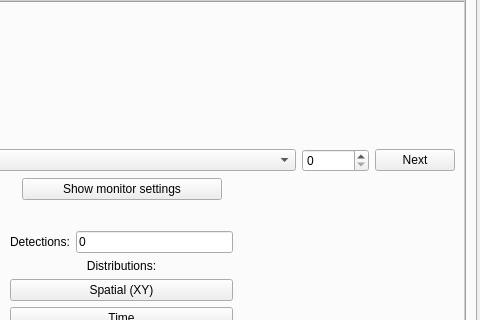
Before: the Qt Designer form src/gui/outputwindow.ui in andrmor/ANTS2, drawn with Qt 5; both pictures show x 237 to 717 and y 100 to 420 of the 717 by 709 pixel window.
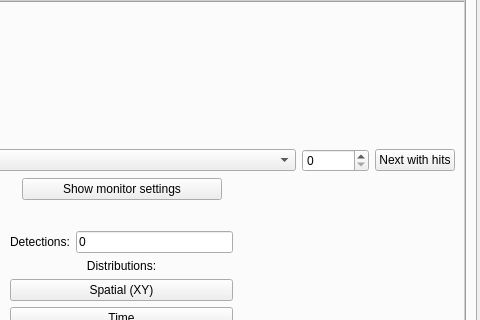
After: the same form once the commit is applied. The open tabs and pages were chosen to show the change.

Commit message: next -> next non-0

Diff of the .ui file:
```diff
--- a/src/gui/outputwindow.ui
+++ b/src/gui/outputwindow.ui
@@ -2641,7 +2641,7 @@
              <item>
               <widget class="QPushButton" name="pbNextMonitor">
                <property name="text">
-                <string>Next</string>
+                <string>Next with hits</string>
                </property>
               </widget>
              </item>
```
Left out of the diff: 2 changed lines with no effect on the pictures. The commit also changes 1 other file.
